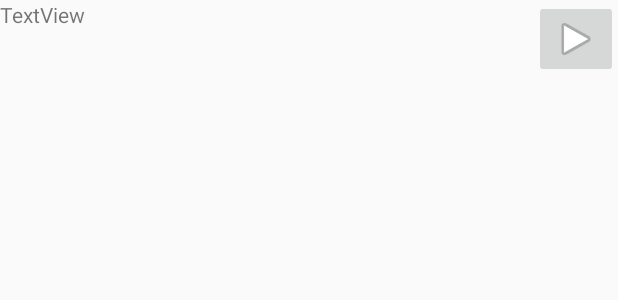
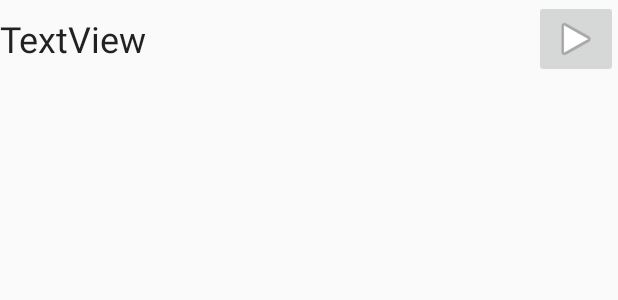
Before and after one commit to onkelangil/Hapticgass, an Android app: the layout fart_list_item.xml on its own in the app's theme, with its tools: preview values and no code run, on a phone screen of 412 x 824 dp. Shown: the top 300 px of the screen. Run offline under Robolectric (Android 15) with nearby library versions, the phone set to English and light mode, and no system bars.

Commit message:
desgin af main

```diff
--- a/app/src/main/java/model/Fart.java
+++ b/app/src/main/java/model/Fart.java
@@ -14,7 +14,7 @@ public class Fart {
     public Fart(String receiver, String seen, String sender, String id){
         this.receiver = receiver;
         this.seen = Boolean.parseBoolean(seen);
-        this.sender =sender;
+        this.sender = sender;
         this.id = id;
     }
     public String getId(){
--- a/app/src/main/res/layout/fart_list_item.xml
+++ b/app/src/main/res/layout/fart_list_item.xml
@@ -6,9 +6,11 @@
     <TextView
         android:id="@+id/userNameTV"
         android:layout_width="wrap_content"
-        android:layout_height="wrap_content"
+        android:layout_height="51dp"
         android:layout_weight="1"
-        android:text="TextView" />
+        android:text="TextView"
+        android:gravity="center_vertical"
+        android:textAppearance="@style/TextAppearance.AppCompat.Headline" />
 
     <ImageButton
         android:id="@+id/imageButton"
--- a/app/src/main/res/values/strings.xml
+++ b/app/src/main/res/values/strings.xml
@@ -3,4 +3,5 @@
     <string name="facebook_application_id" translatable="false">257583218049087</string>
     <string name="logout">Log Out</string>
     <string name="send">Send fart</string>
+    <string name="record">Record your own fart</string>
 </resources>
```
Also changed, not shown: app/src/main/res/layout/activity_main.xml (+16 -10 lines).
